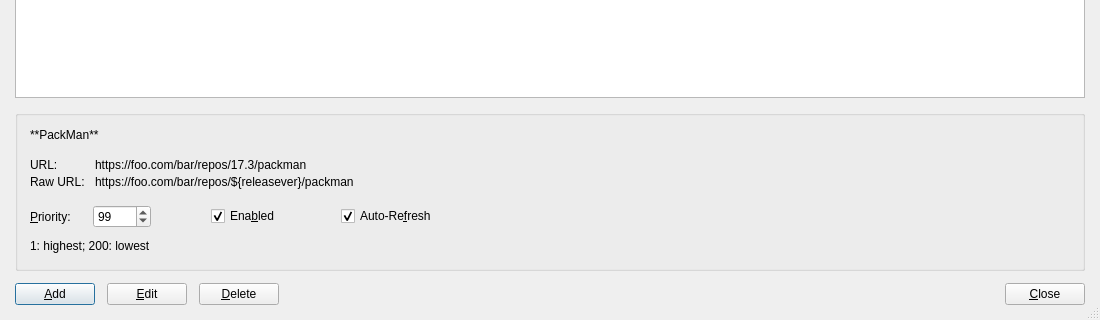
Qt form src/repo-config.ui (shundhammer/yqpkg) before a commit; both pictures show x 0 to 1100 and y 280 to 600 of the 1100 by 600 pixel window.
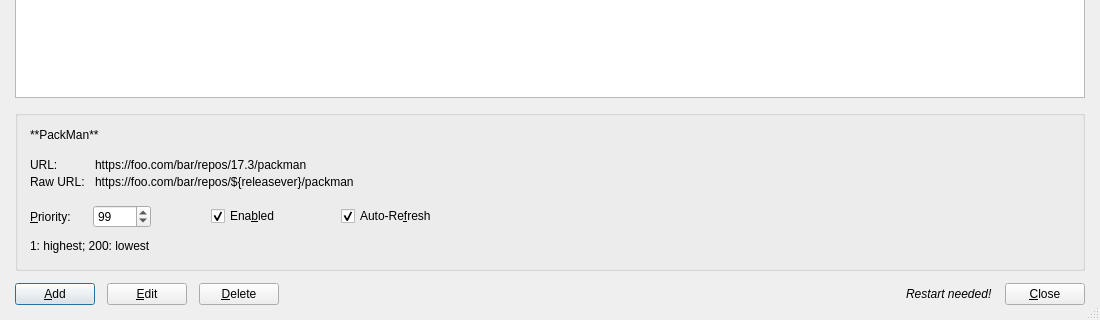
The same form after that commit. Custom widgets are drawn as their Qt base class.

Commit message: Enforce restart if repos changed

```diff
--- a/src/repo-config.ui
+++ b/src/repo-config.ui
@@ -327,7 +327,7 @@
     </widget>
    </item>
    <item>
-    <layout class="QHBoxLayout" name="buttonBox" stretch="0,0,0,0,0">
+    <layout class="QHBoxLayout" name="buttonBox" stretch="0,0,0,0,0,0">
      <item>
       <widget class="QPushButton" name="addButton">
        <property name="text">
@@ -362,6 +362,16 @@
        </property>
       </spacer>
      </item>
+     <item>
+      <widget class="QLabel" name="restartNeeded">
+       <property name="text">
+        <string>&lt;i&gt;Restart needed!&lt;/i&gt;</string>
+       </property>
+       <property name="textFormat">
+        <enum>Qt::RichText</enum>
+       </property>
+      </widget>
+     </item>
      <item>
       <widget class="QPushButton" name="closebutton">
        <property name="text">
```
The commit also changes 3 other files.
